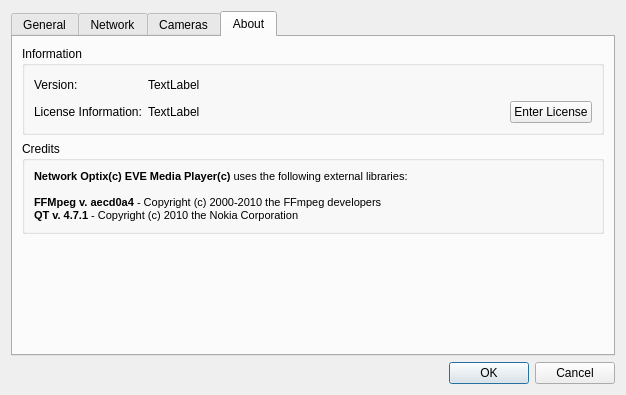
Old version of the form src/preferences.ui in the repository networkoptix/nx_open.
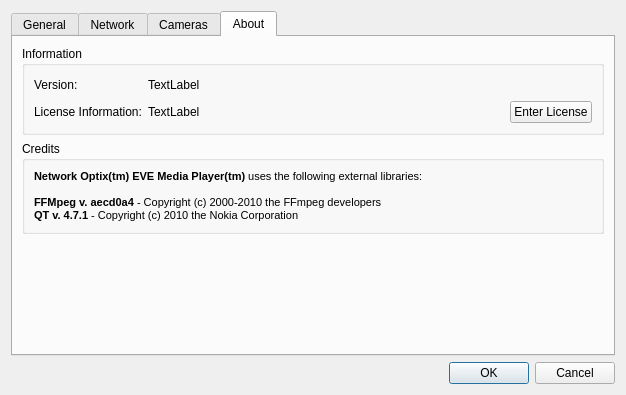
New version of the form. The open tabs and pages were chosen to show the change.

Commit message:
some style changes ( no final yet )
1) changed (c) to (tm)

<==== Mercurial data ====>
Branch: master

The edit to the form file:
```diff
--- a/src/preferences.ui
+++ b/src/preferences.ui
@@ -391,7 +391,7 @@
 &lt;html&gt;&lt;head&gt;&lt;meta name=&quot;qrichtext&quot; content=&quot;1&quot; /&gt;&lt;style type=&quot;text/css&quot;&gt;
 p, li { white-space: pre-wrap; }
 &lt;/style&gt;&lt;/head&gt;&lt;body style=&quot; font-family:'MS Shell Dlg 2'; font-size:8.25pt; font-weight:400; font-style:normal;&quot;&gt;
-&lt;p style=&quot; margin-top:0px; margin-bottom:0px; margin-left:0px; margin-right:0px; -qt-block-indent:0; text-indent:0px;&quot;&gt;&lt;span style=&quot; font-size:8pt; font-weight:600;&quot;&gt;Network Optix(c) EVE Media Player(c)&lt;/span&gt;&lt;span style=&quot; font-size:8pt;&quot;&gt; uses the following external libraries:&lt;/span&gt;&lt;/p&gt;
+&lt;p style=&quot; margin-top:0px; margin-bottom:0px; margin-left:0px; margin-right:0px; -qt-block-indent:0; text-indent:0px;&quot;&gt;&lt;span style=&quot; font-size:8pt; font-weight:600;&quot;&gt;Network Optix(tm) EVE Media Player(tm)&lt;/span&gt;&lt;span style=&quot; font-size:8pt;&quot;&gt; uses the following external libraries:&lt;/span&gt;&lt;/p&gt;
 &lt;p style=&quot;-qt-paragraph-type:empty; margin-top:0px; margin-bottom:0px; margin-left:0px; margin-right:0px; -qt-block-indent:0; text-indent:0px; font-size:8pt;&quot;&gt;&lt;/p&gt;
 &lt;p style=&quot; margin-top:0px; margin-bottom:0px; margin-left:0px; margin-right:0px; -qt-block-indent:0; text-indent:0px;&quot;&gt;&lt;span style=&quot; font-size:8pt; font-weight:600;&quot;&gt;FFMpeg&lt;/span&gt;&lt;span style=&quot; font-size:8pt;&quot;&gt; &lt;/span&gt;&lt;span style=&quot; font-size:8pt; font-weight:600;&quot;&gt;v. aecd0a4&lt;/span&gt;&lt;span style=&quot; font-size:8pt;&quot;&gt; - Copyright (c) 2000-2010 the FFmpeg developers&lt;/span&gt;&lt;/p&gt;
 &lt;p style=&quot; margin-top:0px; margin-bottom:0px; margin-left:0px; margin-right:0px; -qt-block-indent:0; text-indent:0px;&quot;&gt;&lt;span style=&quot; font-size:8pt; font-weight:600;&quot;&gt;QT v. 4.7.1&lt;/span&gt;&lt;span style=&quot; font-size:8pt;&quot;&gt; - Copyright (c) 2010 the Nokia Corporation&lt;/span&gt;&lt;/p&gt;&lt;/body&gt;&lt;/html&gt;</string>
```
The commit also changes 3 other files.
